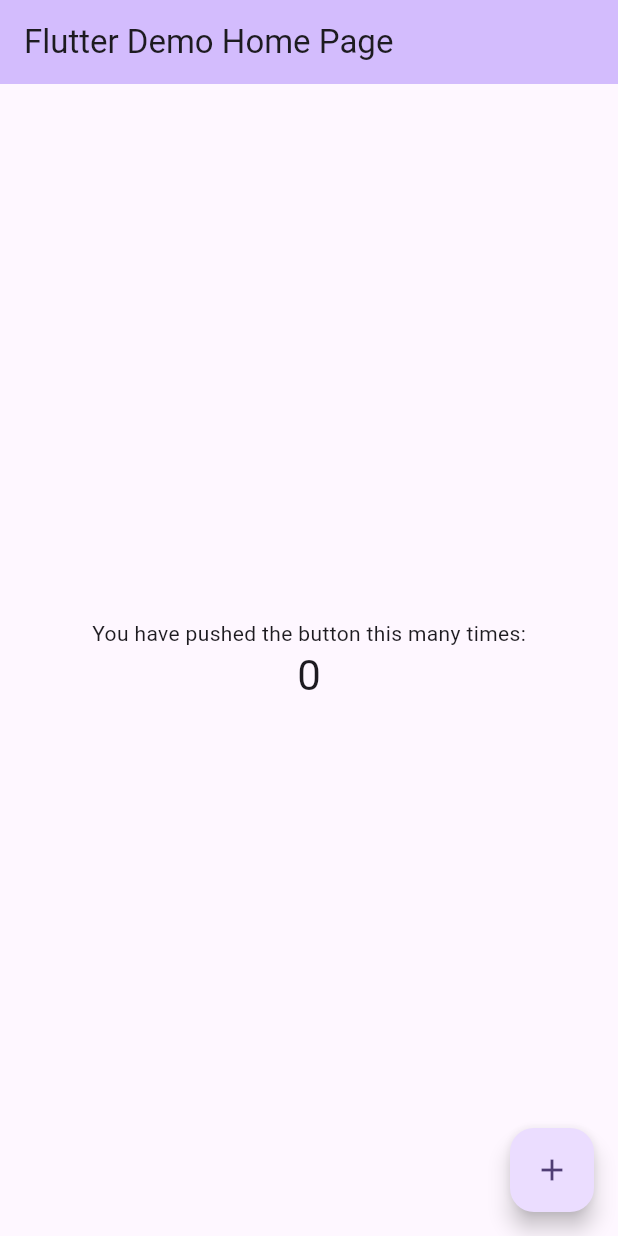
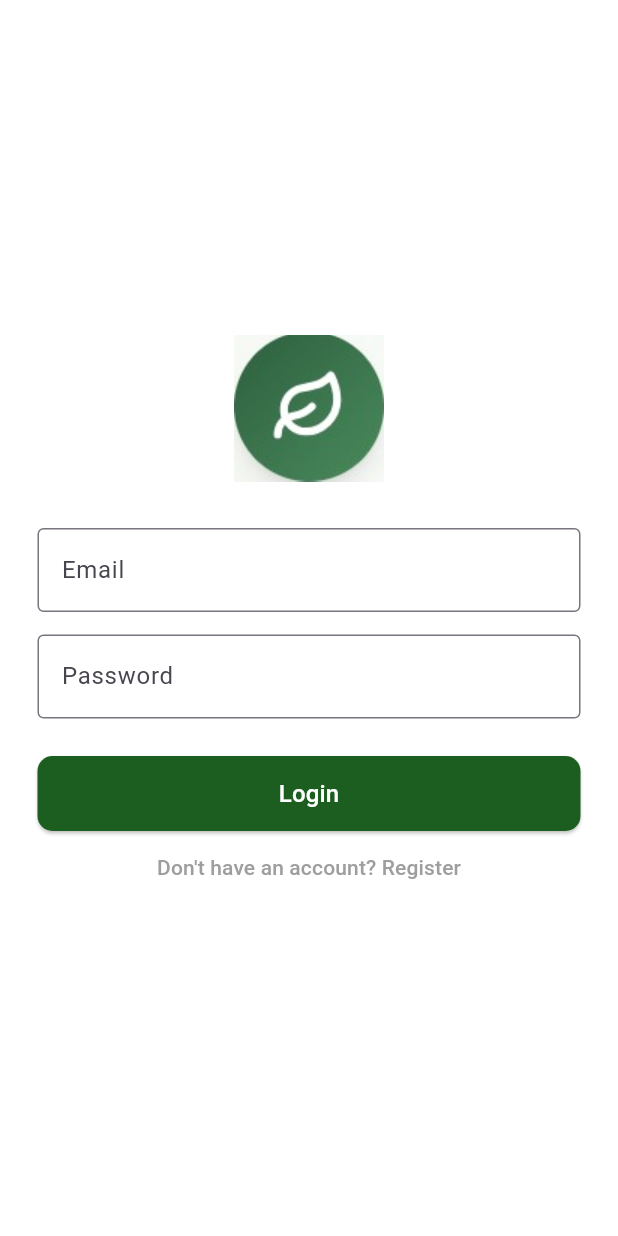
Before and after one commit to defnesaracel/Planeta, a Flutter app: the screen it shows after launch, on a phone screen of 412 x 824 dp. Run offline on Flutter 3.47's test engine with Material 3 defaults, Android fonts, the phone set to English and light mode, and no system bars; our stand-ins replace firebase_core; accounts and stored records are empty.

Commit message:
Authentication screens (Login and Register) implemented by Tenay Giray

```diff
--- a/planeta_app/lib/main.dart
+++ b/planeta_app/lib/main.dart
@@ -1,12 +1,11 @@
 import 'package:flutter/material.dart';
 import 'package:firebase_core/firebase_core.dart';
+import 'package:planeta_app/screens/login_screen.dart';
 import 'firebase_options.dart';
 
 void main() async {
   WidgetsFlutterBinding.ensureInitialized();
-
- await Firebase.initializeApp(options: DefaultFirebaseOptions.currentPlatform);
-
+  await Firebase.initializeApp(options: DefaultFirebaseOptions.currentPlatform);
   runApp(const MyApp());
 }
 
@@ -17,26 +16,8 @@ class MyApp extends StatelessWidget {
   @override
   Widget build(BuildContext context) {
     return MaterialApp(
-      title: 'Flutter Demo',
-      theme: ThemeData(
-        // This is the theme of your application.
-        //
-        // TRY THIS: Try running your application with "flutter run". You'll see
-        // the application has a purple toolbar. Then, without quitting the app,
-        // try changing the seedColor in the colorScheme below to Colors.green
-        // and then invoke "hot reload" (save your changes or press the "hot
-        // reload" button in a Flutter-supported IDE, or press "r" if you used
-        // the command line to start the app).
-        //
-        // Notice that the counter didn't reset back to zero; the application
-        // state is not lost during the reload. To reset the state, use hot
-        // restart instead.
-        //
-        // This works for code too, not just values: Most code changes can be
-        // tested with just a hot reload.
-        colorScheme: .fromSeed(seedColor: Colors.deepPurple),
-      ),
-      home: const MyHomePage(title: 'Flutter Demo Home Page'),
+      debugShowCheckedModeBanner: false,
+      home: const LoginScreen(),
     );
   }
 }
--- /dev/null
+++ b/planeta_app/lib/screens/login_screen.dart
@@ -0,0 +1,125 @@
+import 'package:flutter/material.dart';
+import 'register_screen.dart';
+import '../services/auth_service.dart';
+
+class LoginScreen extends StatefulWidget {
+  const LoginScreen({super.key});
+
+  @override
+  State<LoginScreen> createState() => _LoginScreenState();
+}
+
+class _LoginScreenState extends State<LoginScreen> {
+  final _formKey = GlobalKey<FormState>();
+  final TextEditingController _emailController = TextEditingController();
+  final TextEditingController _passwordController = TextEditingController();
+  bool _isLoading = false;
+
+  @override
+  Widget build(BuildContext context) {
+    return Scaffold(
+      backgroundColor: Colors.white,
+      body: Padding(
+        padding: const EdgeInsets.all(25.0),
+        child: Form(
+          key: _formKey,
+          child: Column(
+            mainAxisAlignment: MainAxisAlignment.center,
+            children: [
+              Image.asset('assets/leaf_image.png', height: 100),
+              const SizedBox(height: 30),
+
+              TextFormField(
+                controller: _emailController,
+                decoration: const InputDecoration(
+                  labelText: 'Email',
+                  border: OutlineInputBorder(),
+                ),
+                validator: (value) {
+                  if (value == null || value.isEmpty) return 'Enter your email';
+                  if (!value.contains('@')) return 'Please enter a valid email';
+                  return null;
+                },
+              ),
+              const SizedBox(height: 15),
+
+              TextFormField(
+                controller: _passwordController,
+                obscureText: true,
+                decoration: const InputDecoration(
+                  labelText: 'Password',
+                  border: OutlineInputBorder(),
+                ),
+                validator: (value) {
+                  if (value == null || value.length < 4) {
+                    return 'Minimum 4 characters';
+                  }
+                  return null;
+                },
+              ),
+              const SizedBox(height: 25),
+
+              SizedBox(
+                width: double.infinity,
+                height: 50,
+                child: ElevatedButton(
+                  onPressed: _isLoading ? null : _handleLogin,
+                  style: ElevatedButton.styleFrom(
+                    backgroundColor: Colors.green[900],
+                    shape: RoundedRectangleBorder(
+                      borderRadius: BorderRadius.circular(10),
+                    ),
+                  ),
+                  child: _isLoading
+                      ? const CircularProgressIndicator(color: Colors.white)
+                      : const Text(
+                          'Login',
+                          style: TextStyle(color: Colors.white, fontSize: 16),
+                        ),
+                ),
+              ),
+
+              TextButton(
+                onPressed: () {
+                  Navigator.push(
+                    context,
+                    MaterialPageRoute(
+                      builder: (context) => const RegisterScreen(),
+                    ),
+                  );
+                },
+                child: const Text(
+                  "Don't have an account? Register",
+                  style: TextStyle(color: Colors.grey),
+                ),
+              ),
+            ],
+          ),
+        ),
+      ),
+    );
+  }
+
+  void _handleLogin() async {
+    if (_formKey.currentState!.validate()) {
+      setState(() => _isLoading = true);
+
+      bool success = await AuthService().login(
+        _emailController.text,
+        _passwordController.text,
+      );
+
+      setState(() => _isLoading = false);
+
+      if (success) {
+        // Giriş başarılı, 4. kişinin yapacağı ana sayfaya git
+        // Navigator.pushReplacementNamed(context, '/home');
+        print("Login successed!");
+      } else {
+        ScaffoldMessenger.of(context).showSnackBar(
+          const SnackBar(content: Text('Invalid email or password!')),
+        );
+      }
+    }
+  }
+}
--- /dev/null
+++ b/planeta_app/lib/services/auth_service.dart
@@ -0,0 +1,14 @@
+class AuthService {
+  //mock method
+  Future<bool> login(String email, String password) async {
+    print("Login trial: $email");
+    await Future.delayed(const Duration(seconds: 1));
+    return true;
+  }
+
+  //authentication method
+  Future<bool> register(String email, String password, String username) async {
+    print("authentication trial: $username");
+    return true;
+  }
+}
--- a/planeta_app/pubspec.yaml
+++ b/planeta_app/pubspec.yaml
@@ -90,3 +90,6 @@ flutter:
   #
   # For details regarding fonts from package dependencies,
   # see https://flutter.dev/to/font-from-package
+
+  assets:
+    - assets/leaf_image.png
```
Also changed, not shown: planeta_app/lib/screens/register_screen.dart (added, +85 -0 lines), planeta_app/assets/leaf_image.png (added).
